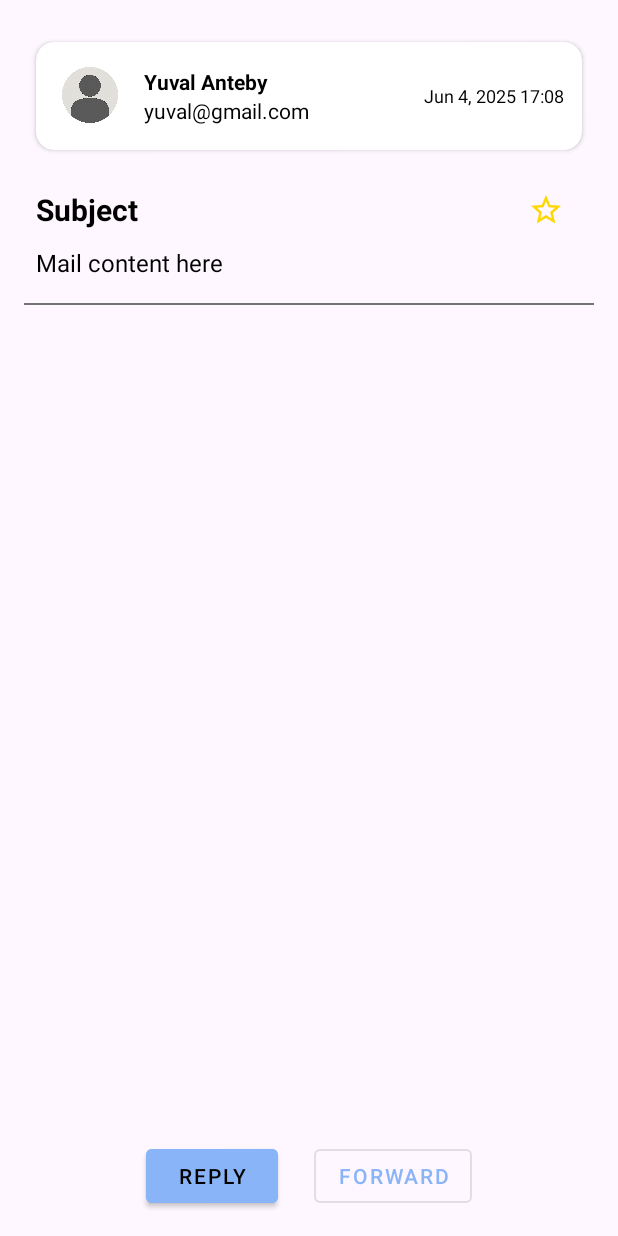
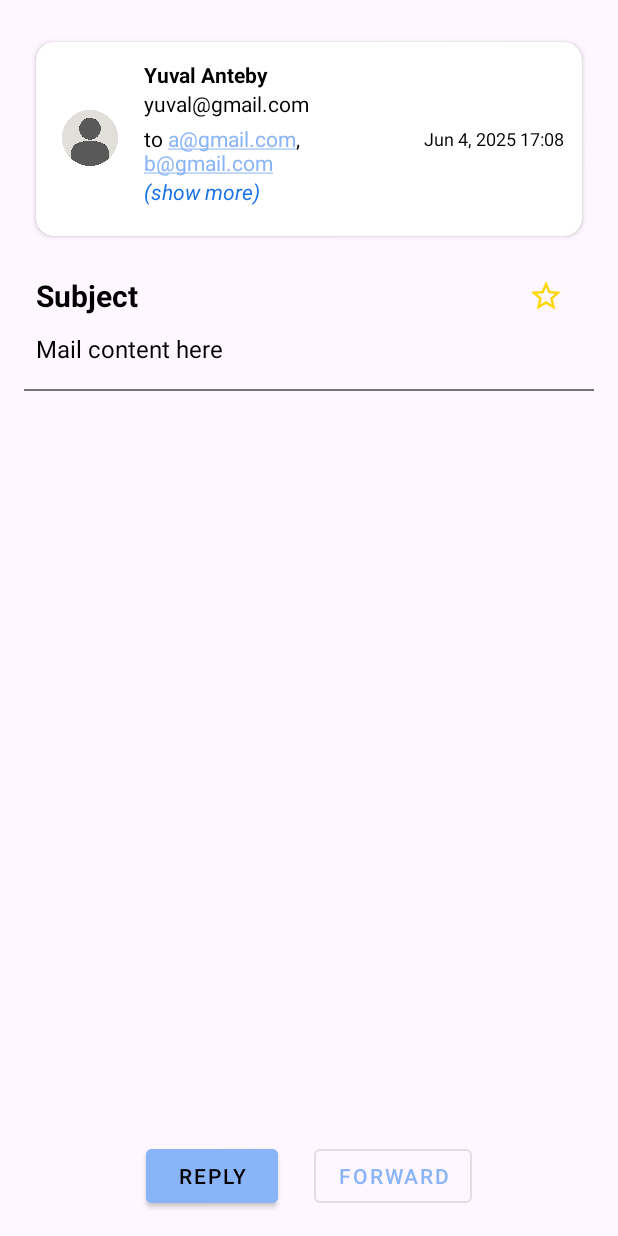
Before and after one commit to YuvalAnteby/Gmail-AdvancedSystemProgramming, an Android app: the ReadingActivity screen opened directly, with no data from a screen before it, on a phone screen of 412 x 824 dp. Run offline under Robolectric (Android 15) with nearby library versions, the phone set to English and light mode, and no system bars; network calls fail; 1 statement that could not run was skipped.

Commit message:
GA-129 recipients and time

```diff
--- a/android_app/app/src/main/res/layout/activity_reading.xml
+++ b/android_app/app/src/main/res/layout/activity_reading.xml
@@ -68,6 +68,36 @@
                             android:layout_height="wrap_content"
                             android:text="yuval@gmail.com"
                             tools:ignore="HardcodedText" />
+
+                        <!-- recipients -->
+                        <TextView
+                            android:id="@+id/tv_to_field"
+                            style="@style/tvRecipients"
+                            android:layout_width="wrap_content"
+                            android:layout_height="wrap_content"
+                            android:layout_marginTop="4dp"
+                            android:text="to a@gmail.com, b@gmail.com"
+                            tools:ignore="HardcodedText" />
+
+                        <TextView
+                            android:id="@+id/tv_all_recipients"
+                            style="@style/tvRecipients"
+                            android:layout_width="wrap_content"
+                            android:layout_height="wrap_content"
+                            android:layout_marginBottom="8dp"
+                            android:text=""
+                            android:visibility="gone" />
+
+                        <TextView
+                            android:id="@+id/tv_toggle_recipients"
+                            android:layout_width="wrap_content"
+                            android:layout_height="wrap_content"
+                            android:layout_marginBottom="8dp"
+                            android:text="@string/more_recipients"
+                            android:textColor="@color/link_color"
+                            android:textStyle="italic" />
+
+
                     </LinearLayout>
 
                     <TextView
@@ -76,6 +106,7 @@
                         android:layout_height="wrap_content"
                         android:text="Jun 4, 2025 17:08"
                         android:textSize="12sp"
+                        android:gravity="center"
                         tools:ignore="HardcodedText" />
                 </LinearLayout>
             </androidx.cardview.widget.CardView>
--- a/android_app/app/src/main/res/values/colors.xml
+++ b/android_app/app/src/main/res/values/colors.xml
@@ -4,6 +4,7 @@
     <color name="react_light_blue">#8ab4f8</color>
     <color name="light_gray">#737373</color>
     <color name="star_fill">#FFD700</color>
+    <color name="link_color">#1A73E8</color>
 
     <color name="purple_200">#FFBB86FC</color>
     <color name="purple_500">#FF6200EE</color>
--- a/android_app/app/src/main/res/values/strings.xml
+++ b/android_app/app/src/main/res/values/strings.xml
@@ -51,6 +51,10 @@
     <string name="reply">Reply</string>
     <string name="forward">Forward</string>
     <string name="star_error">Failed to un/star</string>
+    <string name="sent_to">Sent to\n%s</string>
+    <string name="more_recipients">(show more)</string>
+    <string name="hide_recipients">(hide)</string>
+    <string name="no_recipients">to nobody</string>
 
     <!-- Strings used in mail writing page -->
 
--- a/android_app/app/src/main/res/values/styles.xml
+++ b/android_app/app/src/main/res/values/styles.xml
@@ -97,4 +97,12 @@
         <item name="endIconMode">custom</item>
     </style>
 
+    <!-- reading page -->
+    <style name="tvRecipients">
+        <item name="android:autoLink">email</item>
+        <item name="android:ellipsize">end</item>
+        <item name="android:breakStrategy">simple</item>
+        <item name="android:textAppearance">?android:attr/textAppearanceSmall</item>
+    </style>
+
 </resources>
```
Also changed, not shown: android_app/app/src/main/java/com/asp/android_app/ui/ReadingActivity.java (+64 -9 lines), android_app/app/src/main/java/com/asp/android_app/utils/DateUtil.java (+25 -0 lines).
